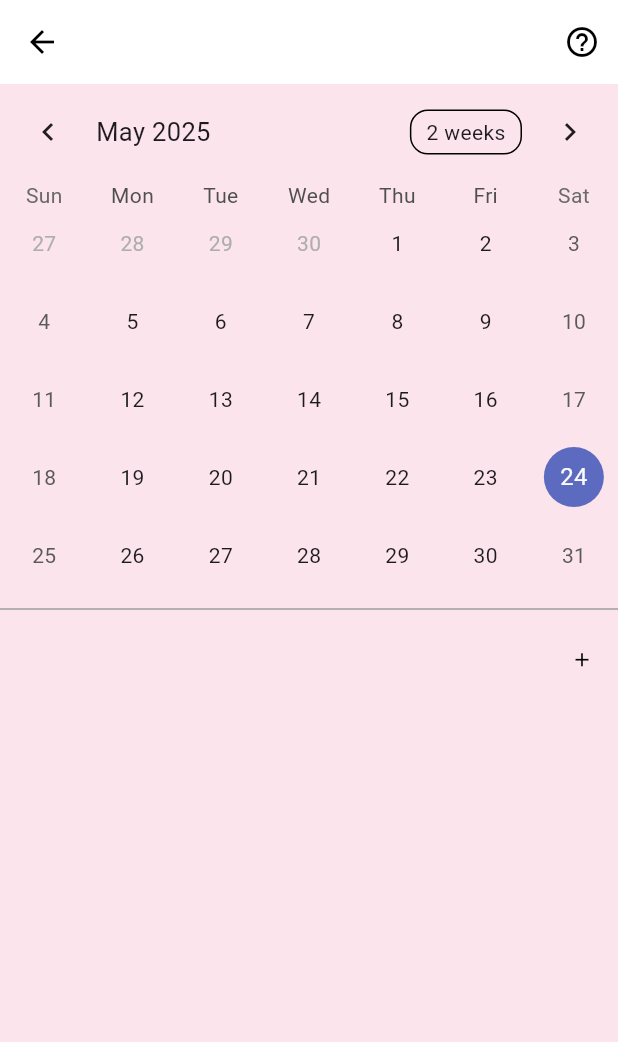
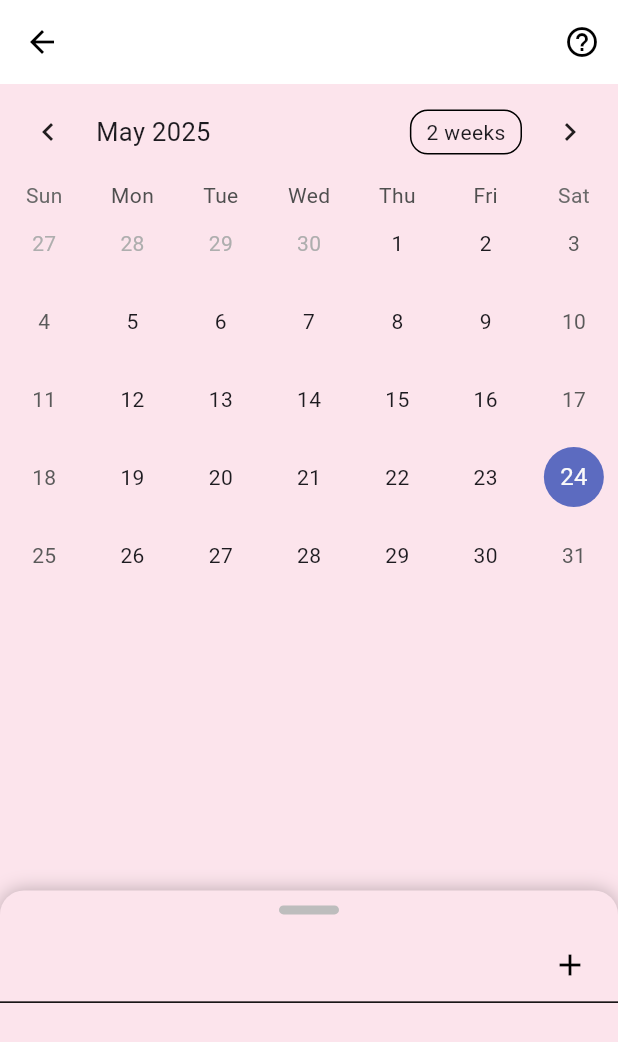
Before and after one commit to Ta813/nakimemo, a Flutter app: the CalendarScreen screen opened directly, on a phone screen of 412 x 824 dp. Shown: the top 1042 px of the screen. Run offline on Flutter 3.47's test engine with Material 3 defaults, Android fonts, the phone set to English and light mode, and no system bars; drawn by our look-alikes of google_mobile_ads, table_calendar; our stand-ins replace fl_chart, flutter_dotenv, font_awesome_flutter, google_fonts, in_app_purchase, intro_slider and 1 more; missing offline and left inert: home_widget; accounts and stored records are empty; generated files the repository leaves out were written again; network calls fail; Roboto replaces fonts that are missing (Mochiy Pop One).

Commit message:
リストをスライドできるように修正

```diff
--- a/lib/screens/calendar_screen.dart
+++ b/lib/screens/calendar_screen.dart
@@ -50,11 +50,6 @@ class _CalendarScreenState extends State<CalendarScreen> {
 
   Set<int> _hoveredIndexes = {}; // カーソルが当たっている行のインデックスを追跡
 
-  final ScrollController _scrollController =
-      ScrollController(); // スクロールコントローラーを追加
-
-  double _calendarHeight = 340.0; // 初期カレンダーの高さ
-
   BannerAd? _bannerAd;
 
   bool isDark = false;
@@ -64,7 +59,6 @@ class _CalendarScreenState extends State<CalendarScreen> {
     super.initState();
     _focusedDay = DateTime.now();
     _selectedDay = _focusedDay;
-    _scrollController.addListener(_handleScroll);
     _loadEvents();
 
     if (!kIsWeb) {
@@ -77,20 +71,6 @@ class _CalendarScreenState extends State<CalendarScreen> {
         listener: BannerAdListener(),
       )..load();
     }
-  }
-
-  void _handleScroll() {
-    setState(() {
-      final offset = _scrollController.offset;
-      _calendarHeight = (340 - offset).clamp(0.0, 340.0); // 最小0まで縮む
-    });
-  }
-
-  @override
-  void dispose() {
-    _scrollController.removeListener(_handleScroll);
-    _scrollController.dispose();
-    super.dispose();
   }
 
   // SharedPreferencesからイベントを読み込む
@@ -459,17 +439,6 @@ class _CalendarScreenState extends State<CalendarScreen> {
       _hoveredIndexes.add(dayLogs.indexOf(log)); // 新規追加された行を追跡
     });
 
-    // 新しく追加された行にスクロール
-    final newIndex = dayLogs.indexOf(log);
-    Future.delayed(Duration(milliseconds: 100), () {
-      if (!mounted) return;
-      _scrollController.animateTo(
-        newIndex * 60.0, // 各行の高さ（例: 60.0）に基づいて計算
-        duration: Duration(milliseconds: 300),
-        curve: Curves.easeInOut,
-      );
-    });
-
     // 一定時間後にホバー状態を解除
     Future.delayed(Duration(seconds: 2), () {
       if (!mounted) return;
@@ -565,8 +534,6 @@ class _CalendarScreenState extends State<CalendarScreen> {
 
   @override
   Widget build(BuildContext context) {
-    isDark = Theme.of(context).brightness == Brightness.dark;
-
     return Scaffold(
       appBar: AppBar(
         actions: [
@@ -583,11 +550,14 @@ class _CalendarScreenState extends State<CalendarScreen> {
           ),
         ],
       ),
-      body: Column(
+      body: Stack(
         children: [
-          AnimatedContainer(
-            duration: Duration(milliseconds: 150),
-            height: _calendarHeight,
+          // 背景のカレンダー（常に表示）
+          Positioned.fill(
+            child: Column(
+              children: [
+                Container(
+                  height: 340, // 任意の高さ
                   child: TableCalendar(
                     firstDay: DateTime.utc(2020, 1, 1),
                     lastDay: DateTime.utc(2030, 12, 31),
@@ -608,36 +578,64 @@ class _CalendarScreenState extends State<CalendarScreen> {
                     ),
                   ),
                 ),
-          const Divider(
-            thickness: 1, // 線の太さ
-            color: Colors.grey, // 線の色
-            height: 20, // 線の上下の余白
+                Expanded(child: Container()), // カレンダーの下を埋める
+              ],
             ),
-          Row(
-            mainAxisAlignment: MainAxisAlignment.end, // ボタンを右寄せ
+          ),
+
+          // 上からかぶさるリスト
+          DraggableScrollableSheet(
+            initialChildSize: 0.3,
+            minChildSize: 0.2,
+            maxChildSize: 0.9,
+            builder: (context, scrollController) {
+              final events = _getEventsForDay(_selectedDay!);
+
+              return Container(
+                decoration: BoxDecoration(
+                  color: Theme.of(context).scaffoldBackgroundColor,
+                  borderRadius: BorderRadius.vertical(top: Radius.circular(16)),
+                  boxShadow: [BoxShadow(color: Colors.black26, blurRadius: 10)],
+                ),
+                child: SingleChildScrollView(
+                  controller: scrollController,
+                  child: Column(
+                    mainAxisSize: MainAxisSize.min, // これ重要
                     children: [
-              IconButton(
-                icon: Icon(
-                  Icons.add,
-                  size: 15,
+                      // 上のバー（つかみ用）
+                      Container(
+                        width: 40,
+                        height: 6,
+                        margin: EdgeInsets.only(top: 10, bottom: 10),
+                        decoration: BoxDecoration(
+                          color: Colors.grey[400],
+                          borderRadius: BorderRadius.circular(3),
                         ),
+                      ),
+                      // 追加ボタン
+                      Container(
+                        alignment: Alignment.centerRight,
+                        padding: EdgeInsets.symmetric(horizontal: 8),
+                        child: IconButton(
+                          icon: Icon(Icons.add),
                           tooltip: '追加',
-                onPressed: () async {
-                  await _showAddLogDialog();
-                },
+                          onPressed: _showAddLogDialog,
+                        ),
+                      ),
+                      Divider(height: 1),
+                      // イベントリスト
+                      ListView.builder(
+                        controller: scrollController,
+                        physics: NeverScrollableScrollPhysics(), // 二重スクロール防止
+                        shrinkWrap: true, // Column の中でサイズを自動調整
+                        itemCount: events.length,
+                        itemBuilder: (context, index) => _itemBuilder(index),
                       ),
                     ],
                   ),
-          Expanded(
-            child: ListView.builder(
-              controller: _scrollController, // スクロールコントローラーを設定
-              padding:
-                  const EdgeInsets.symmetric(vertical: 0.0), // リスト全体の上下余白を削除
-              itemCount: _getEventsForDay(_selectedDay!).length,
-              itemBuilder: (context, index) {
-                return _itemBuilder(index);
+                ),
+              );
             },
-            ),
           ),
         ],
       ),
```
Lines whose indentation alone changed are shown as unchanged.
